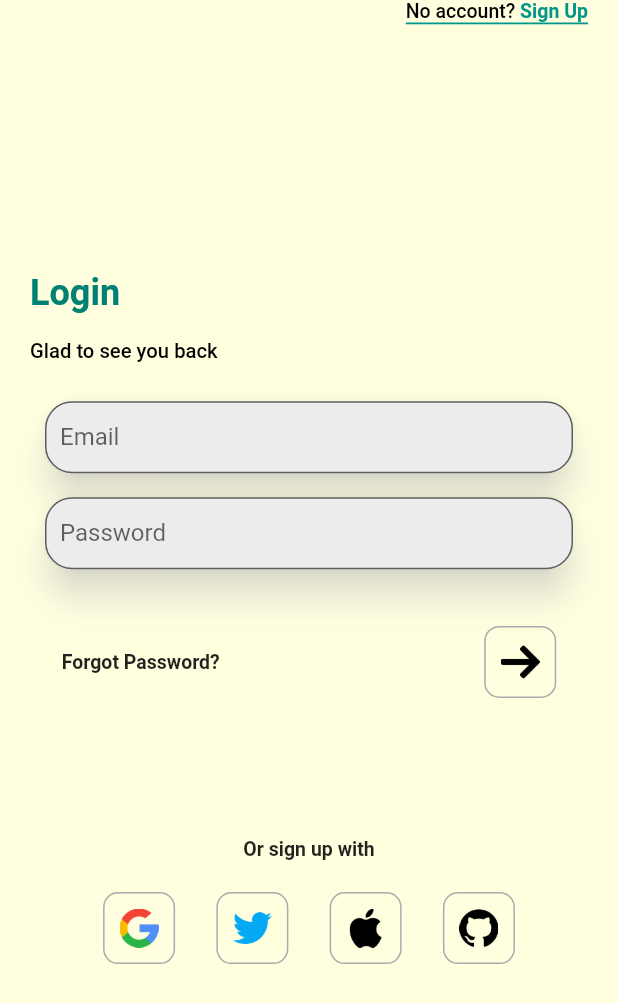
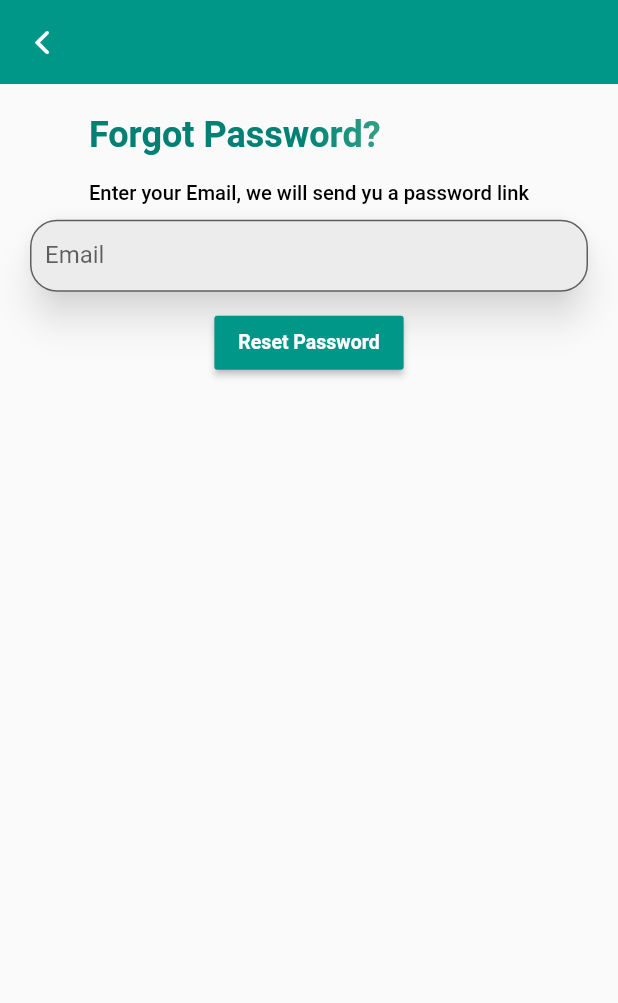
Before and after one commit to ericatsu/rickandmorty, a Flutter app: the screen it shows after launch, after a tap on "Forgot Password?", on a phone screen of 412 x 824 dp. Shown: the top 1003 px of the screen. Run offline on Flutter 3.47's test engine with Material 2 defaults, Android fonts, the phone set to English and light mode, and no system bars; our stand-ins replace firebase_auth, firebase_core, flutter_rating_bar, get, google_fonts, google_nav_bar and 2 more; missing offline and left inert: get_cli; accounts and stored records are empty.

Commit message:
🐛 Network

```diff
--- /dev/null
+++ b/lib/screens/authentication/forget_password.dart
@@ -0,0 +1,98 @@
+import 'package:flutter/cupertino.dart';
+import 'package:rickAndmorty/shared/exports.dart';
+import 'package:rickAndmorty/shared/vadilator.dart';
+
+class ForgetPassword extends StatefulWidget {
+  const ForgetPassword({super.key});
+
+  @override
+  State<ForgetPassword> createState() => _ForgetPasswordState();
+}
+
+class _ForgetPasswordState extends State<ForgetPassword> {
+  final _emailController = TextEditingController();
+
+  @override
+  void dispose() {
+    _emailController.dispose();
+    super.dispose();
+  }
+
+  Future passwordReset() async {
+    try {
+      await FirebaseAuth.instance
+          .sendPasswordResetEmail(email: _emailController.text.trim());
+      showDialog(
+          context: context,
+          builder: (context) {
+            return AlertDialog(
+              content: Text('Password reset link sent! Check your email'),
+            );
+          });
+    } on FirebaseAuthException catch (e) {
+      print(e);
+      showDialog(
+          context: context,
+          builder: (context) {
+            return AlertDialog(
+              content: Text(e.message.toString()),
+            );
+          });
+    }
+  }
+
+  @override
+  Widget build(BuildContext context) {
+    return SafeArea(
+      child: Scaffold(
+        appBar: AppBar(
+          backgroundColor: Colors.teal,
+          elevation: 0,
+          leading: IconButton(onPressed: (){}, icon: const Icon(CupertinoIcons.back)),
+        ),
+        body: Padding(
+          padding: const EdgeInsets.symmetric(horizontal: 20),
+          child: Column(
+            crossAxisAlignment: CrossAxisAlignment.center,
+            children: [
+              const SizedBox(
+                height: 20,
+              ),
+              const Greetings(
+                greeting: 'Enter your Email, we will send yu a password link',
+                type: 'Forgot Password?',
+              ),
+              const SizedBox(
+                height: 10,
+              ),
+              ElevatedTextFormField(
+                label: 'Email',
+                controller: _emailController,
+                validator: (value) => Validator.validateEmail(
+                  email: value,
+                ),
+              ),
+              const SizedBox(
+                height: 10,
+              ),
+              MaterialButton(
+                color: Colors.teal,
+                onPressed: () {
+                  passwordReset();
+                },
+                child: const Text(
+                  'Reset Password',
+                  style: TextStyle(
+                    fontSize: 13,
+                    fontWeight: FontWeight.bold,
+                    color: Colors.white
+                  ),
+                ),
+              )
+            ],
+          ),
+        ),
+      ),
+    );
+  }
+}
--- a/lib/screens/authentication/signin/signin_page.dart
+++ b/lib/screens/authentication/signin/signin_page.dart
@@ -1,3 +1,4 @@
+import 'package:rickAndmorty/screens/authentication/forget_password.dart';
 import 'package:rickAndmorty/shared/exports.dart';
 import 'package:rickAndmorty/shared/vadilator.dart';
 
@@ -94,7 +95,9 @@ class _SignInPageState extends State<SignInPage> {
                               mainAxisAlignment: MainAxisAlignment.spaceBetween,
                               children: [
                                 InkWell(
-                                  onTap: () {},
+                                  onTap: () {
+                                    Get.to(const ForgetPassword());
+                                  },
                                   child: const Text(
                                     'Forgot Password?',
                                     style: TextStyle(
```
Also changed, not shown: 1 other file.
